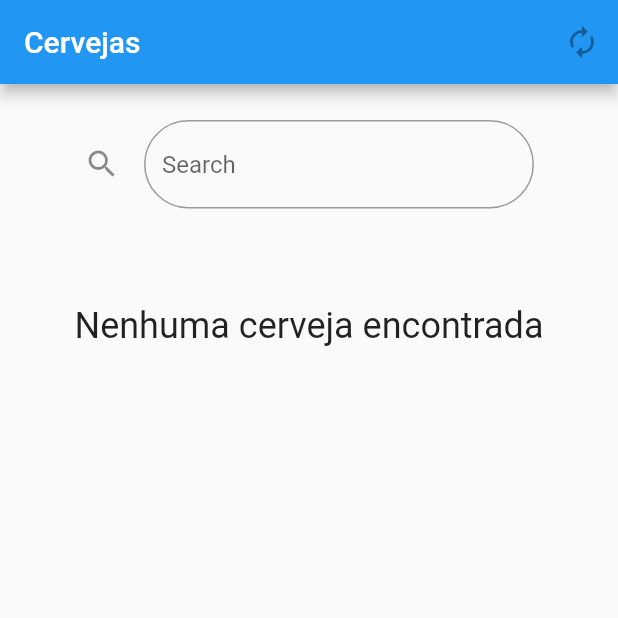
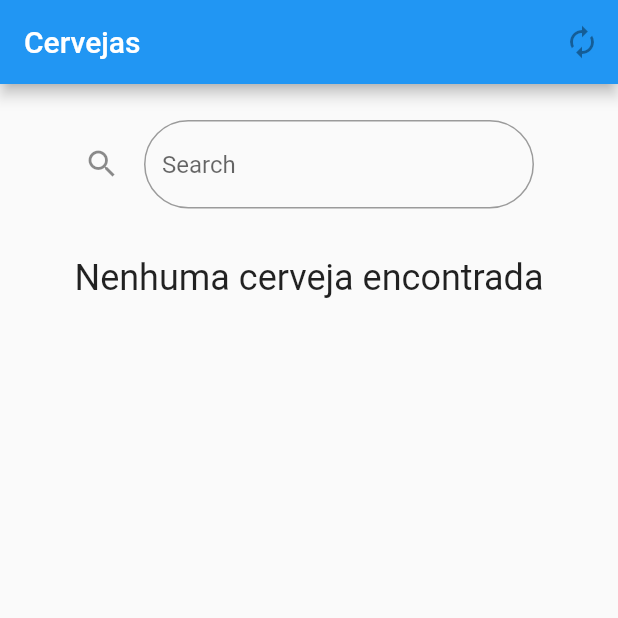
Before and after one commit to Felliplac/easy_beer, a Flutter app: the screen it shows after launch, on a phone screen of 412 x 824 dp, the top half of it. Run offline on Flutter 3.47's test engine with Material 2 defaults, Android fonts, the light colour scheme and no system bars; our stand-ins replace freezed_annotation; network calls fail.

Commit message:
Adicionada condicao

```diff
--- a/lib/beer_list_item.dart
+++ b/lib/beer_list_item.dart
@@ -8,7 +8,7 @@ class Beer extends StatelessWidget {
   @override
   Widget build(BuildContext context) => Column(
     children: <Widget>[
-       ListTile(
+        ListTile(
         title:  Text(_beerApi.name),
         subtitle: Text(_beerApi.tagline),
         leading: Image.network(_beerApi.image_url,height: 50.0, fit: BoxFit.fill,),
--- a/lib/main.dart
+++ b/lib/main.dart
@@ -50,17 +50,6 @@ class _MyHomePageState extends State<MyHomePage> {
     list = json;
 
     return json;
-
-    //if (response.statusCode == 200) {
-    //var mari = BeerApi.fromJson(jsonDecode(response.body));
-    /*list.add(mari);
-      print(list);
-      return mari;
-    } else {
-      // If the server did not return a 200 OK response,
-      // then throw an exception.
-      throw Exception('Failed to load album');*/
-    //  }
   }
 
   @override
@@ -83,11 +72,7 @@ class _MyHomePageState extends State<MyHomePage> {
                         borderRadius:
                             BorderRadius.all(Radius.circular(56.0))))),
           ),
-          Padding(padding: EdgeInsets.all(32.0)),
-          Text(
-            'Nenhuma cerveja encontrada',
-            style: TextStyle(fontSize: 24),
-          ),
+          Padding(padding: EdgeInsets.all(16.0)),
         ],
       ),
     );
@@ -107,7 +92,15 @@ class _MyHomePageState extends State<MyHomePage> {
             IconButton(onPressed: null, icon: Icon(Icons.autorenew_outlined))
           ],
         ),
-        body: Column(
-            children: <Widget>[buildSearch(), Expanded(child: buildList())]));
+        body: Column(children: <Widget>[
+          buildSearch(),
+          if (list.isEmpty)
+            const Text(
+              'Nenhuma cerveja encontrada',
+              style: TextStyle(fontSize: 24),
+            )
+          else
+            Expanded(child: buildList())
+        ]));
   }
 }
```
Also changed, not shown: lib/tela_item.dart (added, +13 -0 lines).
